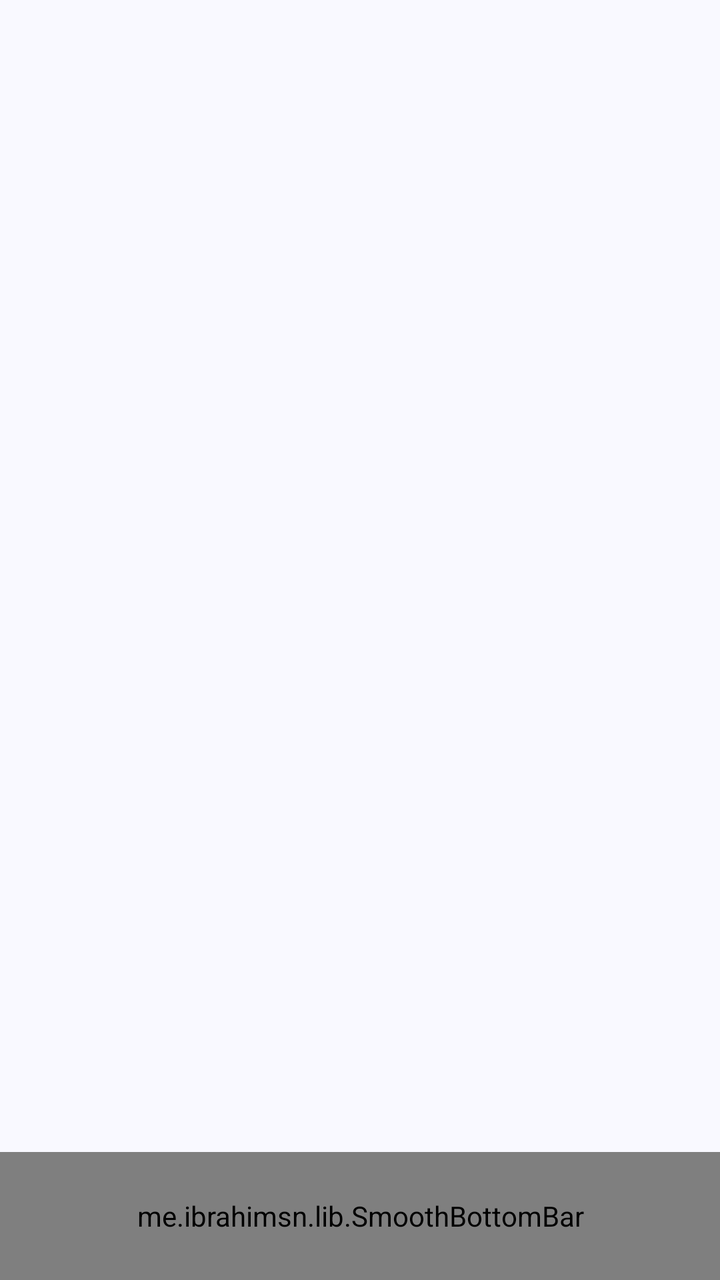
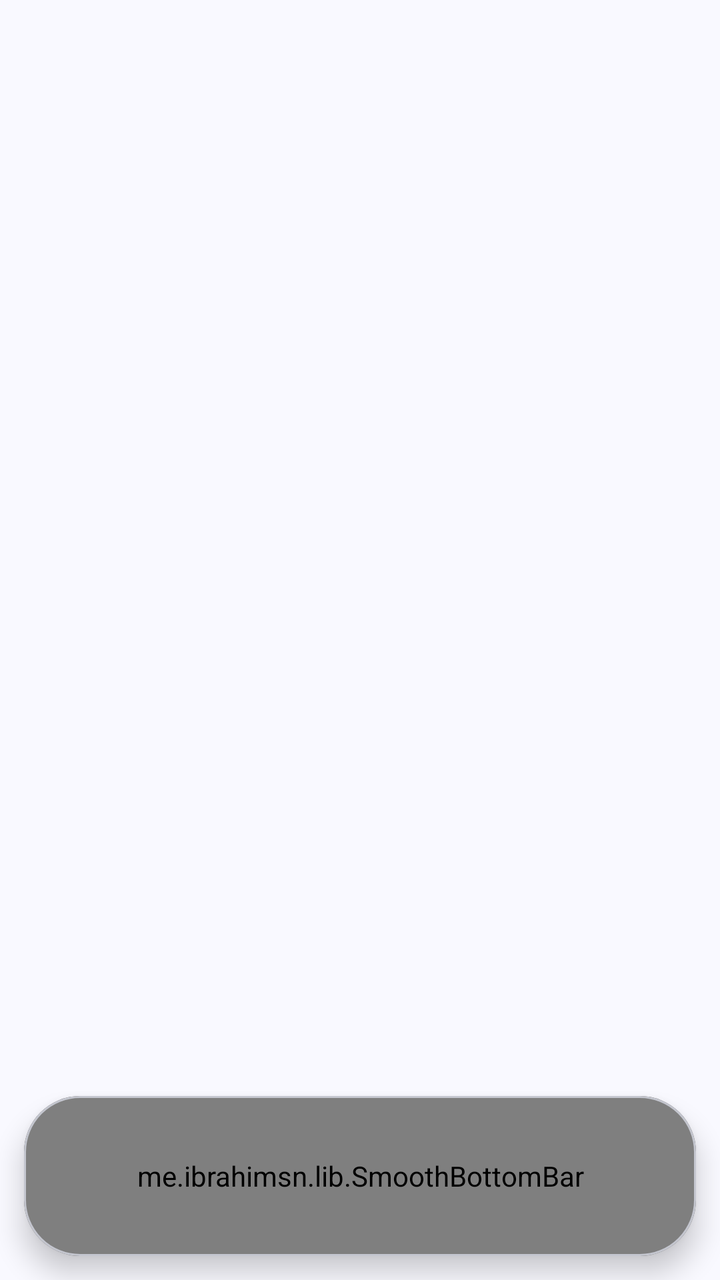

An Android layout rendered at two revisions. The XML below is the earlier revision; the diff shows what the commit changed to produce the second picture.
<!-- AndroidManifest.xml: application theme Theme.MyApp -->
<!-- res/layout/activity_main.xml -->
<?xml version="1.0" encoding="utf-8"?>
<androidx.constraintlayout.widget.ConstraintLayout xmlns:android="http://schemas.android.com/apk/res/android"
    xmlns:app="http://schemas.android.com/apk/res-auto"
    android:layout_width="match_parent"
    android:layout_height="match_parent"
    android:background="?attr/colorSurface">

    <androidx.viewpager2.widget.ViewPager2
        android:id="@+id/viewpager"
        android:layout_width="0dp"
        android:layout_height="0dp"
        app:layout_constraintBottom_toTopOf="@id/bottom_bar"
        app:layout_constraintEnd_toEndOf="parent"
        app:layout_constraintStart_toStartOf="parent"
        app:layout_constraintTop_toTopOf="parent" />

    <me.ibrahimsn.lib.SmoothBottomBar
        android:id="@+id/bottom_bar"
        android:layout_width="match_parent"
        android:layout_height="64dp"
        app:backgroundColor="?attr/colorSurface"
        app:indicatorColor="?attr/colorPrimary"
        app:iconTint="?attr/colorOnSurfaceVariant"
        app:iconTintActive="?attr/colorPrimary"
        app:textColor="?attr/colorOnSurfaceVariant"
        app:menu="@menu/bottom_nav"
        app:sideMargins="0dp"
        app:itemPadding="0dp"
        app:cornerRadius="0dp"
        app:layout_constraintBottom_toBottomOf="parent"
        app:layout_constraintEnd_toEndOf="parent"
        app:layout_constraintStart_toStartOf="parent" />

</androidx.constraintlayout.widget.ConstraintLayout>
<!-- resources referenced by this layout -->
<resources>
  <style name="Theme.MyApp" parent="Theme.Material3.Light.NoActionBar">
          <item name="colorPrimary">@color/light_primary</item>
          <item name="colorOnPrimary">@color/light_onPrimary</item>
          <item name="colorPrimaryContainer">@color/light_primaryContainer</item>
          <item name="colorOnPrimaryContainer">@color/light_onPrimaryContainer</item>
          <item name="colorSecondary">@color/light_secondary</item>
          <item name="colorOnSecondary">@color/light_onSecondary</item>
          <item name="colorSecondaryContainer">@color/light_secondaryContainer</item>
          <item name="colorOnSecondaryContainer">@color/light_onSecondaryContainer</item>
          <item name="colorTertiary">@color/light_tertiary</item>
          <item name="colorOnTertiary">@color/light_onTertiary</item>
          <item name="colorTertiaryContainer">@color/light_tertiaryContainer</item>
          <item name="colorOnTertiaryContainer">@color/light_onTertiaryContainer</item>
          <item name="colorError">@color/light_error</item>
          <item name="colorOnError">@color/light_onError</item>
          <item name="colorErrorContainer">@color/light_errorContainer</item>
          <item name="colorOnErrorContainer">@color/light_onErrorContainer</item>
          <item name="colorSurface">@color/light_surface</item>
          <item name="colorOnSurface">@color/light_onSurface</item>
          <item name="colorSurfaceVariant">@color/light_surfaceVariant</item>
          <item name="colorOnSurfaceVariant">@color/light_onSurfaceVariant</item>
          <item name="colorOutline">@color/light_outline</item>
          <item name="colorOutlineVariant">@color/light_outlineVariant</item>
          <item name="colorOnBackground">@color/light_onBackground</item>
          <item name="android:statusBarColor">@android:color/transparent</item>
          <item name="android:navigationBarColor">@android:color/transparent</item>
          <item name="android:windowBackground">@color/light_background</item>
      </style>
  <color name="light_primary">#3d5f90</color>
  <color name="light_onPrimary">#ffffff</color>
  <color name="light_primaryContainer">#d5e3ff</color>
  <color name="light_onPrimaryContainer">#234776</color>
  <color name="light_secondary">#555f71</color>
  <color name="light_onSecondary">#ffffff</color>
  <color name="light_secondaryContainer">#d9e3f8</color>
  <color name="light_onSecondaryContainer">#3d4758</color>
  <color name="light_tertiary">#6e5676</color>
  <color name="light_onTertiary">#ffffff</color>
  <color name="light_tertiaryContainer">#f7d8ff</color>
  <color name="light_onTertiaryContainer">#553f5d</color>
  <color name="light_error">#ba1a1a</color>
  <color name="light_onError">#ffffff</color>
  <color name="light_errorContainer">#ffdad6</color>
  <color name="light_onErrorContainer">#93000a</color>
  <color name="light_surface">#f9f9ff</color>
  <color name="light_onSurface">#191c20</color>
  <color name="light_surfaceVariant">#e0e2ec</color>
  <color name="light_onSurfaceVariant">#43474e</color>
  <color name="light_outline">#74777f</color>
  <color name="light_outlineVariant">#c4c6cf</color>
  <color name="light_onBackground">#191c20</color>
  <color name="light_background">#f9f9ff</color>
</resources>

<!-- the commit's change to res/layout/activity_main.xml (unified diff, before → after) -->
@@ -9,26 +9,38 @@
         android:id="@+id/viewpager"
         android:layout_width="0dp"
         android:layout_height="0dp"
-        app:layout_constraintBottom_toTopOf="@id/bottom_bar"
+        app:layout_constraintBottom_toBottomOf="parent"
         app:layout_constraintEnd_toEndOf="parent"
         app:layout_constraintStart_toStartOf="parent"
         app:layout_constraintTop_toTopOf="parent" />
 
-    <me.ibrahimsn.lib.SmoothBottomBar
-        android:id="@+id/bottom_bar"
-        android:layout_width="match_parent"
-        android:layout_height="64dp"
-        app:backgroundColor="?attr/colorSurface"
-        app:indicatorColor="?attr/colorPrimary"
-        app:iconTint="?attr/colorOnSurfaceVariant"
-        app:iconTintActive="?attr/colorPrimary"
-        app:textColor="?attr/colorOnSurfaceVariant"
-        app:menu="@menu/bottom_nav"
-        app:sideMargins="0dp"
-        app:itemPadding="0dp"
-        app:cornerRadius="0dp"
+    <com.google.android.material.card.MaterialCardView
+        android:id="@+id/card_bottom_bar"
+        android:layout_width="0dp"
+        android:layout_height="wrap_content"
+        android:layout_marginHorizontal="12dp"
+        android:layout_marginBottom="12dp"
+        app:cardCornerRadius="28dp"
+        app:cardElevation="8dp"
+        app:cardBackgroundColor="?attr/colorSurfaceContainerHigh"
         app:layout_constraintBottom_toBottomOf="parent"
         app:layout_constraintEnd_toEndOf="parent"
-        app:layout_constraintStart_toStartOf="parent" />
+        app:layout_constraintStart_toStartOf="parent">
+
+        <me.ibrahimsn.lib.SmoothBottomBar
+            android:id="@+id/bottom_bar"
+            android:layout_width="match_parent"
+            android:layout_height="80dp"
+            android:background="@android:color/transparent"
+            app:indicatorColor="?attr/colorPrimary"
+            app:iconTint="?attr/colorOnSurfaceVariant"
+            app:iconTintActive="?attr/colorPrimary"
+            app:textColor="?attr/colorOnSurfaceVariant"
+            app:textSize="11sp"
+            app:menu="@menu/bottom_nav"
+            app:sideMargins="0dp"
+            app:itemPadding="0dp"
+            app:cornerRadius="0dp" />
+    </com.google.android.material.card.MaterialCardView>
 
 </androidx.constraintlayout.widget.ConstraintLayout>
